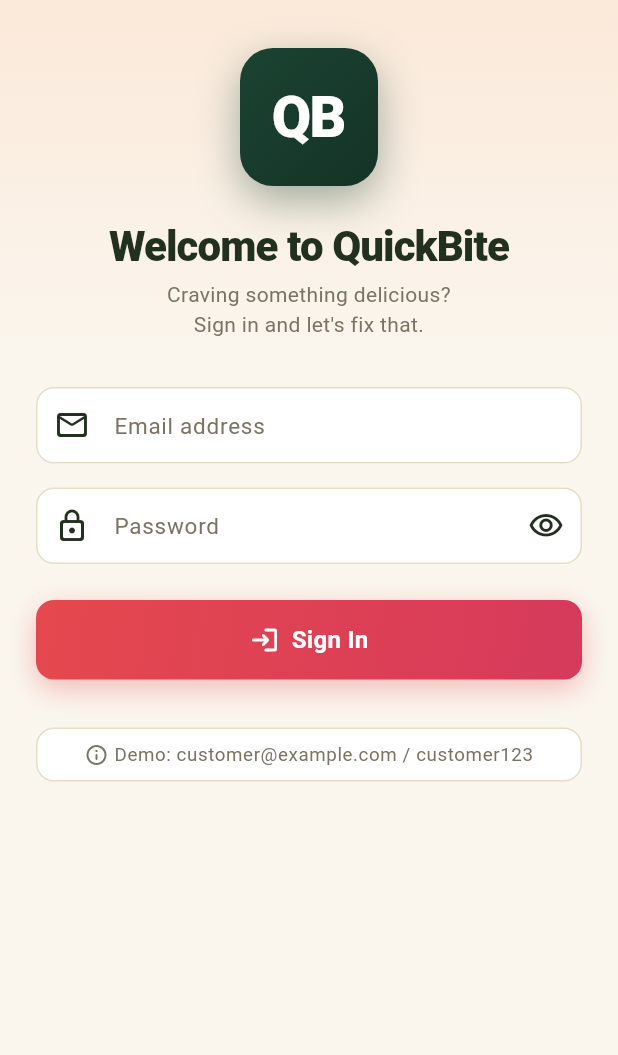
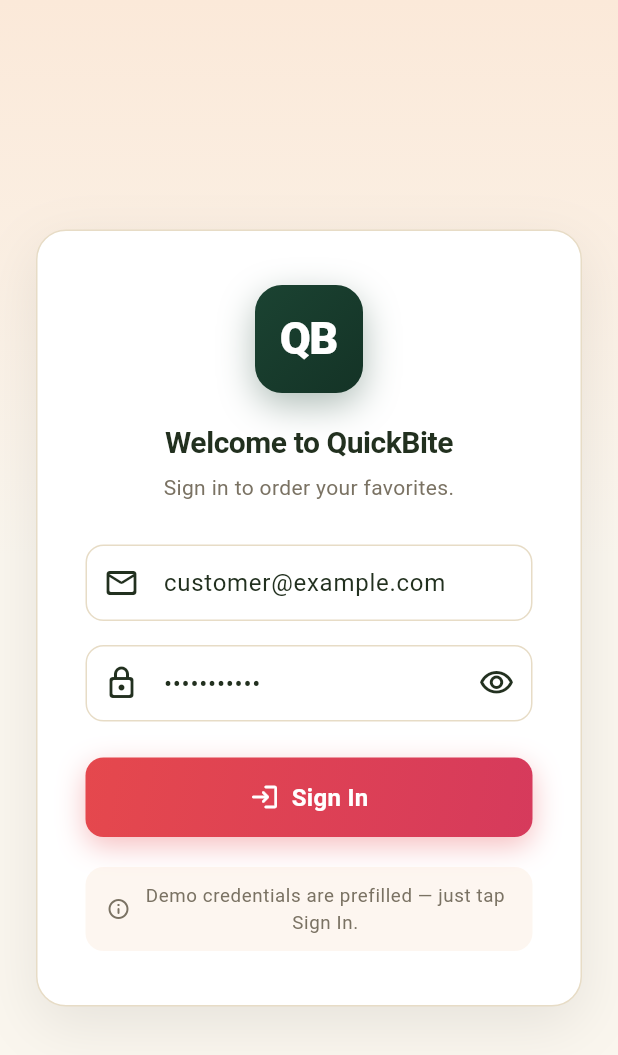
Before and after one commit to Kgramming/quickbite, a Flutter app: the screen it shows after launch, on a phone screen of 412 x 824 dp. Shown: the top 1055 px of the screen. Run offline on Flutter 3.47's test engine with Material 3 defaults, Android fonts, the phone set to English and light mode, and no system bars; our stand-ins replace dio, equatable, flutter_riverpod, go_router, hive, hive_flutter; accounts and stored records are empty.

Commit message:
fix(flutter): centered login card, prefilled demo credentials, friendly auth errors
- Login screen: centered 440px card, responsive, demo credentials
  prefilled (customer@example.com / customer123), password masked
  with working visibility toggle, duplicate snackbar removed
- Auth provider: user-friendly error messages instead of raw
  DioException dumps (connection vs invalid credentials)
- Backend: add http://localhost:8091 to CORS allowed origins

```diff
--- a/flutter_app/lib/providers/auth_provider.dart
+++ b/flutter_app/lib/providers/auth_provider.dart
@@ -112,18 +112,42 @@
 
   String _extractErrorMessage(dynamic error) {
     if (error is DioException) {
+      // No response at all: backend unreachable, CORS blocked, or offline.
+      // Never expose raw transport details to the user.
+      if (error.response == null) {
+        return 'Unable to reach the server. Please check your connection and try again.';
+      }
+      final status = error.response?.statusCode;
+      // Invalid credentials.
+      if (status == 401 || status == 422) {
+        final data = error.response?.data;
+        if (data is Map<String, dynamic>) {
+          final msg = data['message'] as String?;
+          // Only surface server messages that look user-safe.
+          if (msg != null &&
+              msg.isNotEmpty &&
+              msg.length < 120 &&
+              !msg.contains(RegExp(r'exception|traceback|sql|Error:',
+                  caseSensitive: false))) {
+            return msg;
+          }
+        }
+        return 'Invalid email or password. Please try again.';
+      }
       final data = error.response?.data;
       if (data is Map<String, dynamic>) {
-        return data['message'] as String? ?? 'An error occurred';
+        final msg = data['message'] as String?;
+        if (msg != null && msg.isNotEmpty && msg.length < 120) {
+          return msg;
+        }
       }
-      return error.message ?? 'Network error';
+      return 'Something went wrong. Please try again.';
     }
-    return error.toString();
+    return 'Something went wrong. Please try again.';
   }
 }
 
-final authStateProvider =
-    StateNotifierProvider<AuthNotifier, AuthState>((ref) {
+final authStateProvider = StateNotifierProvider<AuthNotifier, AuthState>((ref) {
   final apiClient = ref.watch(apiClientProvider);
   final localStorage = ref.watch(localStorageProvider);
 
--- a/flutter_app/lib/screens/login_screen.dart
+++ b/flutter_app/lib/screens/login_screen.dart
@@ -4,6 +4,11 @@
 import '../providers/theme_provider.dart';
 import '../providers/auth_provider.dart';
 import '../widgets/premium_widgets.dart';
+
+/// Demo credentials shown prefilled on the login form.
+/// These are development-only credentials from the backend seed data.
+const String _demoEmail = 'customer@example.com';
+const String _demoPassword = 'customer123';
 
 class LoginScreen extends ConsumerStatefulWidget {
   const LoginScreen({super.key});
@@ -26,19 +31,20 @@
   @override
   void initState() {
     super.initState();
-    _emailController = TextEditingController();
-    _passwordController = TextEditingController();
+    // Prefill demo credentials so the user can sign in with one tap.
+    // Password stays masked; the eye toggle reveals it.
+    _emailController = TextEditingController(text: _demoEmail);
+    _passwordController = TextEditingController(text: _demoPassword);
     _animController = AnimationController(
       vsync: this,
       duration: const Duration(milliseconds: 800),
     );
-    _fadeIn = CurvedAnimation(
-        parent: _animController, curve: Curves.easeOut);
+    _fadeIn = CurvedAnimation(parent: _animController, curve: Curves.easeOut);
     _slideUp = Tween<Offset>(
       begin: const Offset(0, 0.12),
       end: Offset.zero,
-    ).animate(CurvedAnimation(
-        parent: _animController, curve: Curves.easeOutCubic));
+    ).animate(
+        CurvedAnimation(parent: _animController, curve: Curves.easeOutCubic));
     _animController.forward();
   }
 
@@ -85,18 +91,9 @@
             password: _passwordController.text,
           );
       if (mounted) context.go('/');
-    } catch (e) {
-      if (mounted) {
-        ScaffoldMessenger.of(context).showSnackBar(
-          SnackBar(
-            content: Text('Login failed: $e'),
-            behavior: SnackBarBehavior.floating,
-            shape: RoundedRectangleBorder(
-              borderRadius: BorderRadius.circular(12),
-            ),
-          ),
-        );
-      }
+    } catch (_) {
+      // The error is already stored in authStateProvider and shown inline
+      // in the card below. No snackbar: avoids duplicate raw error dumps.
     }
   }
 
@@ -123,35 +120,51 @@
             opacity: _fadeIn,
             child: SlideTransition(
               position: _slideUp,
+              child: Center(
                 child: SingleChildScrollView(
+                  padding:
+                      const EdgeInsets.symmetric(horizontal: 24, vertical: 32),
+                  child: ConstrainedBox(
+                    constraints: const BoxConstraints(maxWidth: 440),
+                    child: Container(
                       padding: const EdgeInsets.symmetric(
-                    horizontal: 24),
+                          horizontal: 32, vertical: 36),
+                      decoration: BoxDecoration(
+                        color: Theme.of(context).cardColor,
+                        borderRadius: BorderRadius.circular(20),
+                        boxShadow: [
+                          BoxShadow(
+                            color: Colors.black.withValues(alpha: 0.08),
+                            blurRadius: 32,
+                            offset: const Offset(0, 12),
+                          ),
+                        ],
+                        border: Border.all(
+                          color: Theme.of(context).dividerColor,
+                        ),
+                      ),
                       child: Column(
+                        mainAxisSize: MainAxisSize.min,
                         crossAxisAlignment: CrossAxisAlignment.stretch,
                         children: [
-                    const SizedBox(height: 32),
                           // Brand mark
                           Center(
                             child: Container(
-                        width: 92,
-                        height: 92,
+                              width: 72,
+                              height: 72,
                               decoration: BoxDecoration(
                                 gradient: LinearGradient(
                                   begin: Alignment.topLeft,
                                   end: Alignment.bottomRight,
-                            colors: [
-                              tokens.primary,
-                              tokens.primaryDark
-                            ],
+                                  colors: [tokens.primary, tokens.primaryDark],
                                 ),
-                          borderRadius: BorderRadius.circular(
-                              22),
+                                borderRadius: BorderRadius.circular(18),
                                 boxShadow: [
                                   BoxShadow(
-                              color: tokens.primary
-                                  .withValues(alpha: 0.4),
-                              blurRadius: 24,
-                              offset: const Offset(0, 10),
+                                    color:
+                                        tokens.primary.withValues(alpha: 0.35),
+                                    blurRadius: 20,
+                                    offset: const Offset(0, 8),
                                   ),
                                 ],
                               ),
@@ -160,7 +173,7 @@
                                   'QB',
                                   style: TextStyle(
                                     color: Colors.white,
-                              fontSize: 38,
+                                    fontSize: 30,
                                     fontWeight: FontWeight.w800,
                                     letterSpacing: -1,
                                   ),
@@ -168,15 +181,18 @@
                               ),
                             ),
                           ),
-                    const SizedBox(height: 24),
+                          const SizedBox(height: 20),
                           Text(
                             'Welcome to QuickBite',
-                      style: Theme.of(context).textTheme.displayMedium,
+                            style: Theme.of(context)
+                                .textTheme
+                                .headlineSmall
+                                ?.copyWith(fontWeight: FontWeight.w700),
                             textAlign: TextAlign.center,
                           ),
-                    const SizedBox(height: 4),
+                          const SizedBox(height: 6),
                           Text(
-                      'Craving something delicious?\nSign in and let\'s fix that.',
+                            'Sign in to order your favorites.',
                             style: Theme.of(context)
                                 .textTheme
                                 .bodyMedium
@@ -187,7 +203,7 @@
                                         ?.color),
                             textAlign: TextAlign.center,
                           ),
-                    const SizedBox(height: 32),
+                          const SizedBox(height: 28),
                           // Email
                           TextField(
                             controller: _emailController,
@@ -196,7 +212,8 @@
                             autocorrect: false,
                             decoration: InputDecoration(
                               hintText: 'Email address',
-                        prefixIcon: const Icon(Icons.mail_outline_rounded),
+                              prefixIcon:
+                                  const Icon(Icons.mail_outline_rounded),
                               errorText: _emailError,
                             ),
                           ),
@@ -220,6 +237,9 @@
                                 ),
                                 onPressed: () => setState(
                                     () => _obscurePassword = !_obscurePassword),
+                                tooltip: _obscurePassword
+                                    ? 'Show password'
+                                    : 'Hide password',
                               ),
                             ),
                           ),
@@ -231,47 +251,46 @@
                             onPressed:
                                 authState.isLoading ? null : _validateAndLogin,
                           ),
+                          // Inline error — single, compact, no raw dumps.
                           if (authState.error != null) ...[
                             const SizedBox(height: 16),
                             Container(
-                        padding: const EdgeInsets.all(16),
+                              padding: const EdgeInsets.symmetric(
+                                  horizontal: 14, vertical: 12),
                               decoration: BoxDecoration(
                                 color: tokens.danger.withValues(alpha: 0.08),
-                          borderRadius: BorderRadius.circular(
-                              12),
+                                borderRadius: BorderRadius.circular(12),
                                 border: Border.all(
-                            color:
-                                tokens.danger.withValues(alpha: 0.3),
+                                  color: tokens.danger.withValues(alpha: 0.3),
                                 ),
                               ),
                               child: Row(
+                                crossAxisAlignment: CrossAxisAlignment.start,
                                 children: [
                                   Icon(Icons.error_outline_rounded,
                                       color: tokens.danger, size: 20),
-                            const SizedBox(width: 8),
+                                  const SizedBox(width: 10),
                                   Expanded(
                                     child: Text(
                                       authState.error!,
                                       style: TextStyle(
-                                    color: tokens.danger, fontSize: 13),
+                                          color: tokens.danger,
+                                          fontSize: 13,
+                                          height: 1.4),
                                     ),
                                   ),
                                 ],
                               ),
                             ),
                           ],
-                    const SizedBox(height: 32),
+                          const SizedBox(height: 20),
                           // Demo hint
                           Container(
                             padding: const EdgeInsets.symmetric(
-                          horizontal: 16,
-                          vertical: 8),
+                                horizontal: 14, vertical: 10),
                             decoration: BoxDecoration(
-                        color: Theme.of(context).cardColor,
-                        borderRadius:
-                            BorderRadius.circular(12),
-                        border: Border.all(
-                            color: Theme.of(context).dividerColor),
+                              color: tokens.accentSoft.withValues(alpha: 0.4),
+                              borderRadius: BorderRadius.circular(12),
                             ),
                             child: Row(
                               mainAxisAlignment: MainAxisAlignment.center,
@@ -282,19 +301,22 @@
                                         .textTheme
                                         .bodySmall
                                         ?.color),
-                          const SizedBox(width: 4),
+                                const SizedBox(width: 6),
                                 Flexible(
                                   child: Text(
-                              'Demo: customer@example.com / customer123',
-                              style: Theme.of(context).textTheme.bodySmall,
+                                    'Demo credentials are prefilled — just tap Sign In.',
+                                    style:
+                                        Theme.of(context).textTheme.bodySmall,
                                     textAlign: TextAlign.center,
                                   ),
                                 ),
                               ],
                             ),
                           ),
-                    const SizedBox(height: 24),
                         ],
+                      ),
+                    ),
+                  ),
                 ),
               ),
             ),
```
Also changed, not shown: 1 other file. Lines whose indentation alone changed are shown as unchanged.
